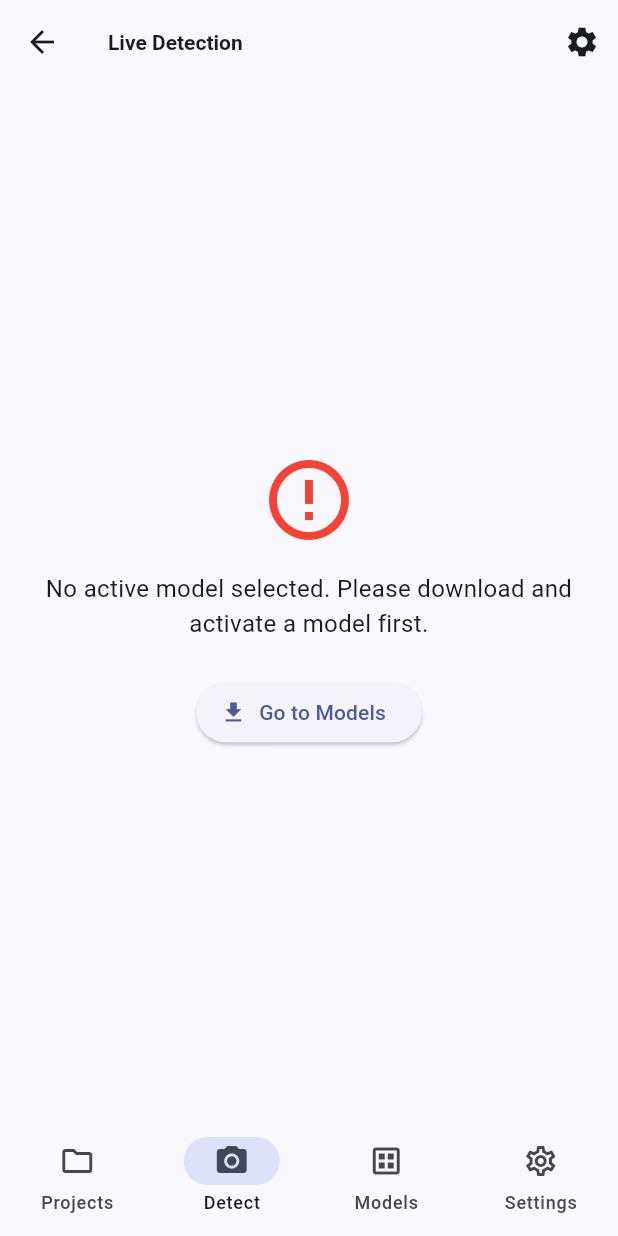
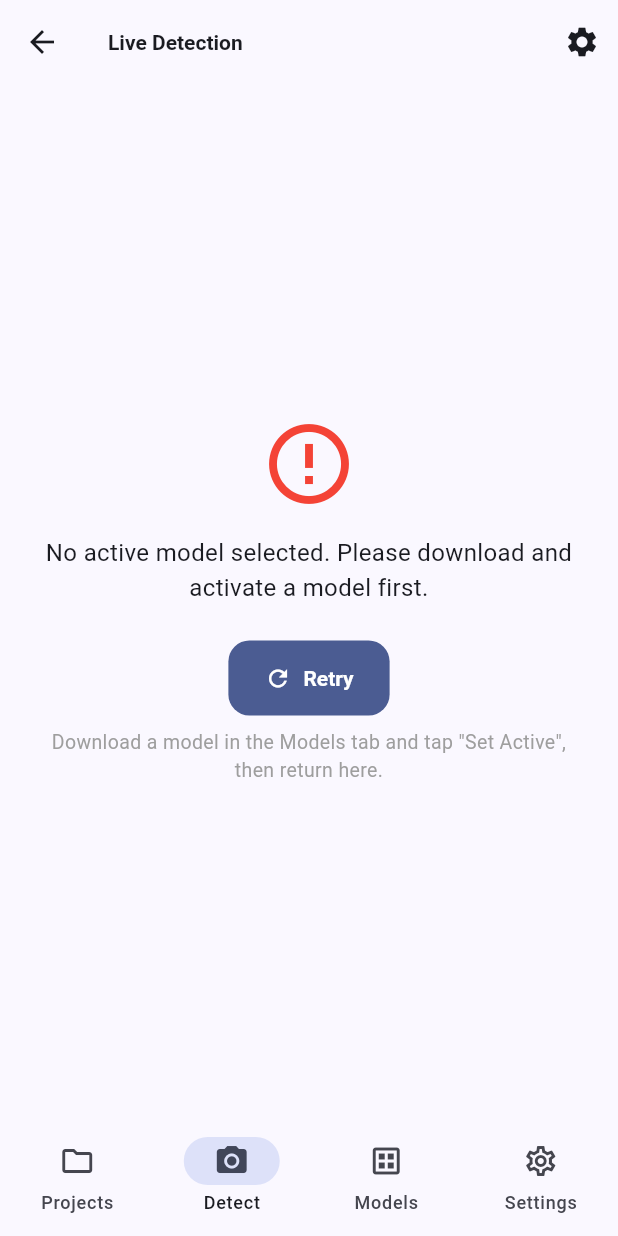
Before and after one commit to dawarazhar11/VisionForge, a Flutter app: the AppShell screen opened directly, item 2 of the bottom bar chosen, on a phone screen of 412 x 824 dp. Run offline on Flutter 3.47's test engine with Material 3 defaults, Android fonts, the phone set to English and light mode, and no system bars; our stand-ins replace camera, dio, file_picker, shared_preferences; missing offline and left inert: tflite_flutter; accounts and stored records are empty.

Commit message:
fix(flutter): Detect picks up active model set after launch (DAW-73)
IndexedStack keeps DetectionScreen alive, so it loaded the active model
once at startup (none yet) and never rechecked — 'no active model' even
after activating one. Reload on entering the Detect tab + a Retry button
on the error state.

```diff
--- a/flutter_app/lib/screens/app_shell.dart
+++ b/flutter_app/lib/screens/app_shell.dart
@@ -16,6 +16,7 @@ class AppShell extends StatefulWidget {
 
 class _AppShellState extends State<AppShell> {
   int _index = 0;
+  final _detectKey = GlobalKey<DetectionScreenState>();
 
   static const _destinations = [
     NavigationDestination(
@@ -45,17 +46,22 @@ class _AppShellState extends State<AppShell> {
     return Scaffold(
       body: IndexedStack(
         index: _index,
-        children: const [
-          ProjectsScreen(),
-          DetectionScreen(),
-          ModelsScreen(),
-          SettingsScreen(),
+        children: [
+          const ProjectsScreen(),
+          DetectionScreen(key: _detectKey),
+          const ModelsScreen(),
+          const SettingsScreen(),
         ],
       ),
       bottomNavigationBar: NavigationBar(
         selectedIndex: _index,
         destinations: _destinations,
-        onDestinationSelected: (i) => setState(() => _index = i),
+        onDestinationSelected: (i) {
+          setState(() => _index = i);
+          // Detect tab kept alive by IndexedStack — refresh active model
+          // so a model activated since launch is picked up.
+          if (i == 1) _detectKey.currentState?.reloadActiveModel();
+        },
       ),
     );
   }
--- a/flutter_app/lib/screens/detection_screen.dart
+++ b/flutter_app/lib/screens/detection_screen.dart
@@ -10,10 +10,10 @@ class DetectionScreen extends StatefulWidget {
   const DetectionScreen({super.key});
 
   @override
-  State<DetectionScreen> createState() => _DetectionScreenState();
+  State<DetectionScreen> createState() => DetectionScreenState();
 }
 
-class _DetectionScreenState extends State<DetectionScreen> {
+class DetectionScreenState extends State<DetectionScreen> {
   CameraController? _cameraController;
   List<CameraDescription>? _cameras;
   bool _isInitialized = false;
@@ -34,6 +34,28 @@ class _DetectionScreenState extends State<DetectionScreen> {
   void initState() {
     super.initState();
     _initializeCamera();
+  }
+
+  /// Re-check the active model and (re)initialize. Called when the Detect
+  /// tab becomes visible — the nav shell keeps this screen alive, so a model
+  /// activated after first launch wouldn't otherwise be picked up.
+  Future<void> reloadActiveModel() async {
+    final prefs = await SharedPreferences.getInstance();
+    final path = prefs.getString('active_model_path');
+    // Already running with the current model — nothing to do.
+    if (_isInitialized && path == _activeModelPath) return;
+
+    await _cameraController?.dispose();
+    _cameraController = null;
+    _yoloService?.dispose();
+    _yoloService = null;
+    if (mounted) {
+      setState(() {
+        _isInitialized = false;
+        _error = null;
+      });
+    }
+    await _initializeCamera();
   }
 
   Future<void> _initializeCamera() async {
@@ -162,12 +184,17 @@ class _DetectionScreenState extends State<DetectionScreen> {
               style: const TextStyle(fontSize: 16),
             ),
             const SizedBox(height: 24),
-            ElevatedButton.icon(
-              onPressed: () {
-                Navigator.of(context).pushReplacementNamed('/models');
-              },
-              icon: const Icon(Icons.download),
-              label: const Text('Go to Models'),
+            FilledButton.icon(
+              onPressed: reloadActiveModel,
+              icon: const Icon(Icons.refresh),
+              label: const Text('Retry'),
+            ),
+            const SizedBox(height: 8),
+            const Text(
+              'Download a model in the Models tab and tap "Set Active", '
+              'then return here.',
+              textAlign: TextAlign.center,
+              style: TextStyle(fontSize: 13, color: Colors.grey),
             ),
           ],
         ),
```
